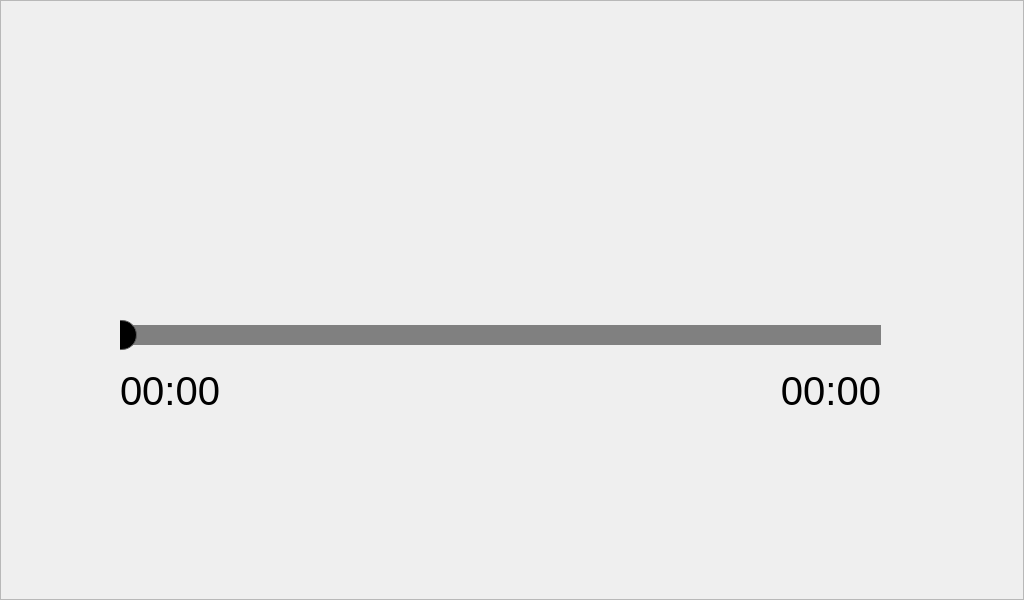
This is apps/NxBTAudio/Frame.ui in NexellCorp/linux_sdk_displayaudio as Qt 5 draws it before an edit. The edited form follows.
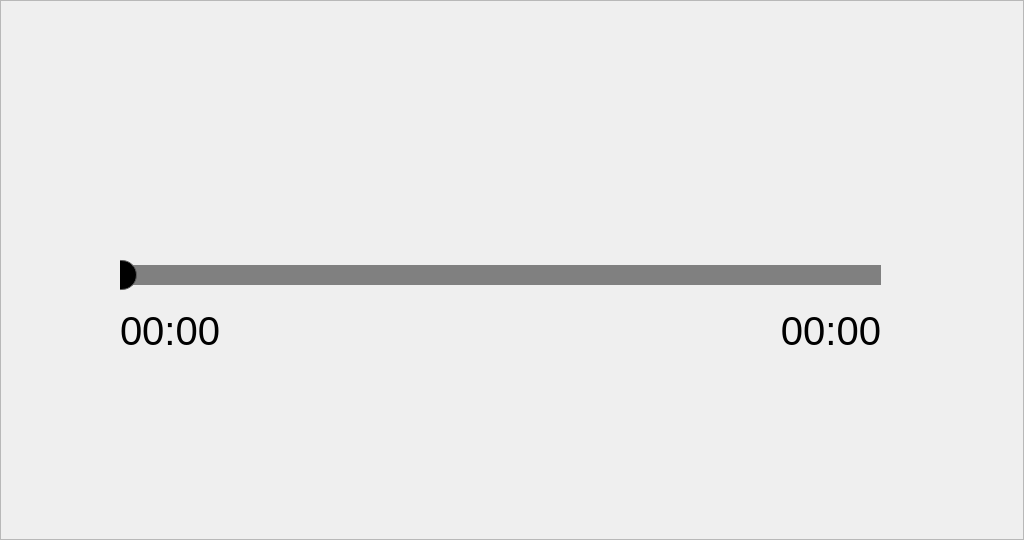
This is the edited form. Icons and pictures are not drawn. Custom widgets are drawn as their Qt base class.

What changed in the file:
```diff
--- a/apps/NxBTAudio/Frame.ui
+++ b/apps/NxBTAudio/Frame.ui
@@ -7,7 +7,7 @@
     <x>0</x>
     <y>0</y>
     <width>1024</width>
-    <height>600</height>
+    <height>540</height>
    </rect>
   </property>
   <property name="windowTitle">
@@ -22,27 +22,11 @@
   <property name="frameShadow">
    <enum>QFrame::Raised</enum>
   </property>
-  <widget class="CNX_StatusBar" name="statusBar">
-   <property name="geometry">
-    <rect>
-     <x>0</x>
-     <y>0</y>
-     <width>1024</width>
-     <height>60</height>
-    </rect>
-   </property>
-   <property name="frameShape">
-    <enum>QFrame::NoFrame</enum>
-   </property>
-   <property name="frameShadow">
-    <enum>QFrame::Plain</enum>
-   </property>
-  </widget>
   <widget class="QPushButton" name="BUTTON_PLAY_PAUSE">
    <property name="geometry">
     <rect>
      <x>375</x>
-     <y>428</y>
+     <y>368</y>
      <width>300</width>
      <height>150</height>
     </rect>
@@ -69,7 +53,7 @@
    <property name="geometry">
     <rect>
      <x>10</x>
-     <y>70</y>
+     <y>10</y>
      <width>291</width>
      <height>231</height>
     </rect>
@@ -87,7 +71,7 @@
    <property name="geometry">
     <rect>
      <x>740</x>
-     <y>365</y>
+     <y>305</y>
      <width>141</width>
      <height>51</height>
     </rect>
@@ -114,7 +98,7 @@
    <property name="geometry">
     <rect>
      <x>120</x>
-     <y>310</y>
+     <y>250</y>
      <width>761</width>
      <height>51</height>
     </rect>
@@ -167,7 +151,7 @@
    <property name="geometry">
     <rect>
      <x>120</x>
-     <y>365</y>
+     <y>305</y>
      <width>161</width>
      <height>51</height>
     </rect>
@@ -188,7 +172,7 @@
    <property name="geometry">
     <rect>
      <x>375</x>
-     <y>428</y>
+     <y>368</y>
      <width>300</width>
      <height>150</height>
     </rect>
@@ -214,7 +198,7 @@
    <property name="geometry">
     <rect>
      <x>20</x>
-     <y>428</y>
+     <y>368</y>
      <width>255</width>
      <height>150</height>
     </rect>
@@ -241,7 +225,7 @@
    <property name="geometry">
     <rect>
      <x>780</x>
-     <y>428</y>
+     <y>368</y>
      <width>225</width>
      <height>150</height>
     </rect>
@@ -268,7 +252,7 @@
    <property name="geometry">
     <rect>
      <x>320</x>
-     <y>150</y>
+     <y>90</y>
      <width>681</width>
      <height>141</height>
     </rect>
@@ -286,7 +270,7 @@
    <property name="geometry">
     <rect>
      <x>320</x>
-     <y>90</y>
+     <y>30</y>
      <width>681</width>
      <height>61</height>
     </rect>
@@ -301,14 +285,6 @@
    </property>
   </widget>
  </widget>
- <customwidgets>
-  <customwidget>
-   <class>CNX_StatusBar</class>
-   <extends>QFrame</extends>
-   <header>CNX_StatusBar.h</header>
-   <container>1</container>
-  </customwidget>
- </customwidgets>
  <resources/>
  <connections/>
 </ui>
```
